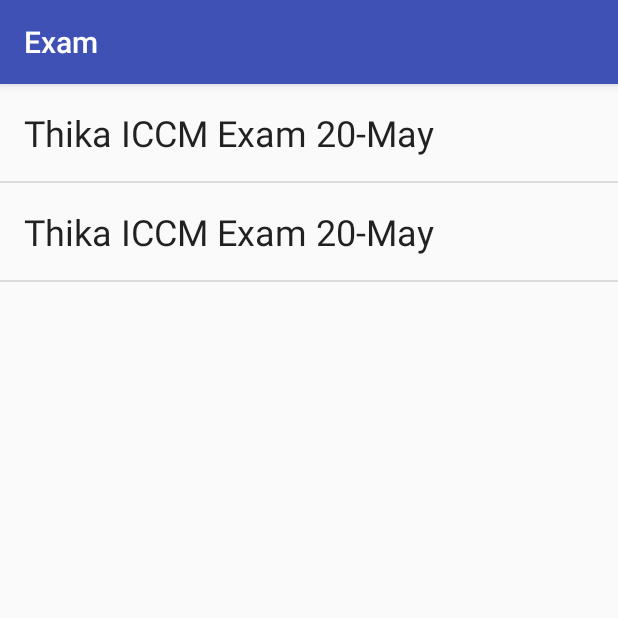
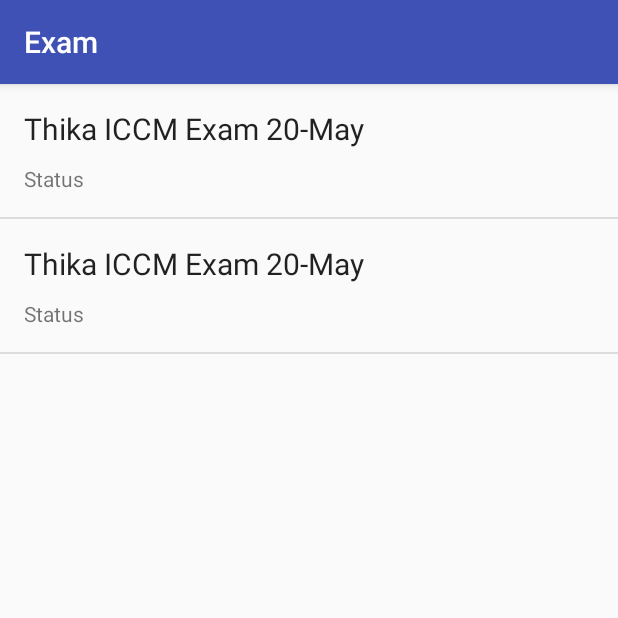
Before and after one commit to livinggoods/MCQExamApp, an Android app: the screen it shows after launch (ExamListActivity), on a phone screen of 412 x 824 dp, the top half of it. Run offline under Robolectric (Android 15) with nearby library versions, the phone set to English and light mode, and no system bars; libraries missing offline, so code that uses them is left out: com.orm.

Commit message:
Added models, network, persistence packages

```diff
--- a/app/src/main/java/org/livinggoods/exam/activity/ExamListActivity.kt
+++ b/app/src/main/java/org/livinggoods/exam/activity/ExamListActivity.kt
@@ -38,7 +38,7 @@ class ExamListActivity : AppCompatActivity() {
     fun getExamList(): MutableList<Exam>? {
         val json = UtilFunctions.getJsonFromAssets(this, "sample_exam.json")
         if (json == null) return null
-        val gson = Gson()
+        val gson = UtilFunctions.getGsonSerializer()
         val listType = object : TypeToken<ArrayList<Exam>>() {}.type
         val model = gson.fromJson<MutableList<Exam>>(json, listType)
         return model
--- a/app/src/main/java/org/livinggoods/exam/activity/TakeExamActivity.kt
+++ b/app/src/main/java/org/livinggoods/exam/activity/TakeExamActivity.kt
@@ -50,7 +50,7 @@ class TakeExamActivity : AppCompatActivity(), ExamViewFragment.OnFragmentInterac
 
     override fun getExamJSON(): Exam {
         val json = UtilFunctions.getJsonFromAssets(this, "sample_exam.json")
-        val gson = Gson()
+        val gson = UtilFunctions.getGsonSerializer()
         val listType = object : TypeToken<ArrayList<Exam>>() {}.type
         val model = gson.fromJson<MutableList<Exam>>(json, listType)
 
--- a/app/src/main/java/org/livinggoods/exam/activity/fragment/ExamViewFragment.kt
+++ b/app/src/main/java/org/livinggoods/exam/activity/fragment/ExamViewFragment.kt
@@ -40,7 +40,7 @@ class ExamViewFragment : Fragment() {
     override fun onCreate(savedInstanceState: Bundle?) {
         super.onCreate(savedInstanceState)
 
-        gson = Gson()
+        gson = UtilFunctions.getGsonSerializer()
 
         if (arguments != null) {
 
--- a/app/src/main/java/org/livinggoods/exam/model/Exam.kt
+++ b/app/src/main/java/org/livinggoods/exam/model/Exam.kt
@@ -2,8 +2,9 @@ package org.livinggoods.exam.model
 
 import com.google.gson.annotations.Expose
 import com.google.gson.annotations.SerializedName
+import com.orm.SugarRecord
 
-class Exam {
+class Exam(): SugarRecord<Exam>() {
 
     @SerializedName("archived")
     @Expose
@@ -36,4 +37,8 @@ class Exam {
     @Expose
     var title: String? = null
 
+    @SerializedName("local_exam_status")
+    @Expose
+    var localExamStatus: String? = null
+
 }
--- a/app/src/main/java/org/livinggoods/exam/util/UtilFunctions.kt
+++ b/app/src/main/java/org/livinggoods/exam/util/UtilFunctions.kt
@@ -3,10 +3,21 @@ package org.livinggoods.exam.util
 import android.app.AlertDialog
 import android.content.Context
 import android.content.DialogInterface
+import com.google.gson.Gson
+import com.google.gson.GsonBuilder
 import java.io.FileNotFoundException
 import java.io.IOException
 
 object UtilFunctions {
+
+    fun getGsonSerializer(): Gson {
+
+        val gson = GsonBuilder()
+                .excludeFieldsWithoutExposeAnnotation()
+                .create()
+
+        return gson
+    }
 
     fun getJsonFromAssets(context: Context, filename: String): String? {
 
--- a/app/src/main/res/layout/layout_exam_item.xml
+++ b/app/src/main/res/layout/layout_exam_item.xml
@@ -4,6 +4,7 @@
     xmlns:tools="http://schemas.android.com/tools"
     android:layout_width="match_parent"
     android:layout_height="match_parent"
+    android:orientation="vertical"
     android:padding="16dp">
 
     <TextView
@@ -11,6 +12,32 @@
         android:layout_width="match_parent"
         android:layout_height="wrap_content"
         style="@style/TextAppearance.AppCompat.Headline"
+        android:textSize="20sp"
         tools:text="Examination title" />
 
+    <LinearLayout
+        android:layout_width="match_parent"
+        android:layout_height="wrap_content"
+        android:orientation="horizontal">
+
+        <TextView
+            android:layout_width="wrap_content"
+            android:layout_height="wrap_content"
+            android:layout_marginTop="10dp"
+            android:text="@string/status"
+            tools:text="Status: "/>
+
+        <TextView
+            android:id="@+id/tv_exam_status"
+            android:layout_width="0dp"
+            android:layout_height="wrap_content"
+            android:layout_marginTop="10dp"
+            android:layout_weight="100"
+            tools:text="DONE"
+            android:textColor="@color/colorPrimary"
+            android:textStyle="bold"/>
+
+    </LinearLayout>
+
+
 </LinearLayout>
```
Also changed, not shown: app/src/main/AndroidManifest.xml (+17 -10 lines), app/src/main/java/org/livinggoods/exam/activity/InitialSetupActivity.kt (added, +13 -0 lines), app/src/main/java/org/livinggoods/exam/model/Trainee.kt (added, +31 -0 lines), app/src/main/java/org/livinggoods/exam/model/Training.kt (added, +76 -0 lines), app/src/main/java/org/livinggoods/exam/network/APIClient.kt (+4 -3 lines), app/src/main/java/org/livinggoods/exam/persistence/SessionManager.kt (added, +28 -0 lines), app/src/main/java/org/livinggoods/exam/util/Constants.kt (added, +9 -0 lines), app/src/main/res/layout/activity_initial_setup.xml (added, +49 -0 lines), app/src/main/res/values/arrays.xml (added, +21 -0 lines), app/src/main/res/values/strings.xml (+8 -3 lines), app/src/main/res/xml/settings.xml (added, +7 -0 lines).
